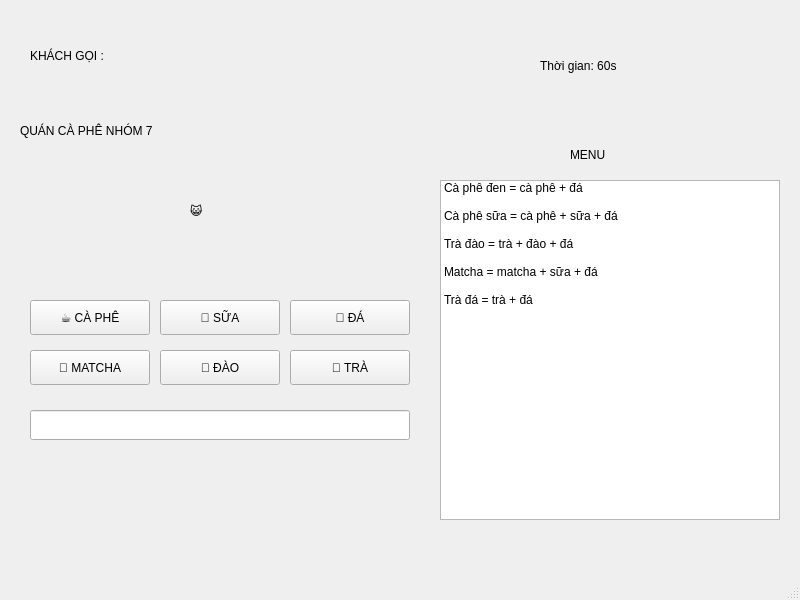
This is giaodien_cf.ui in kaliclorat/tuduylaptrinh as Qt 5 draws it before an edit. The edited form follows.
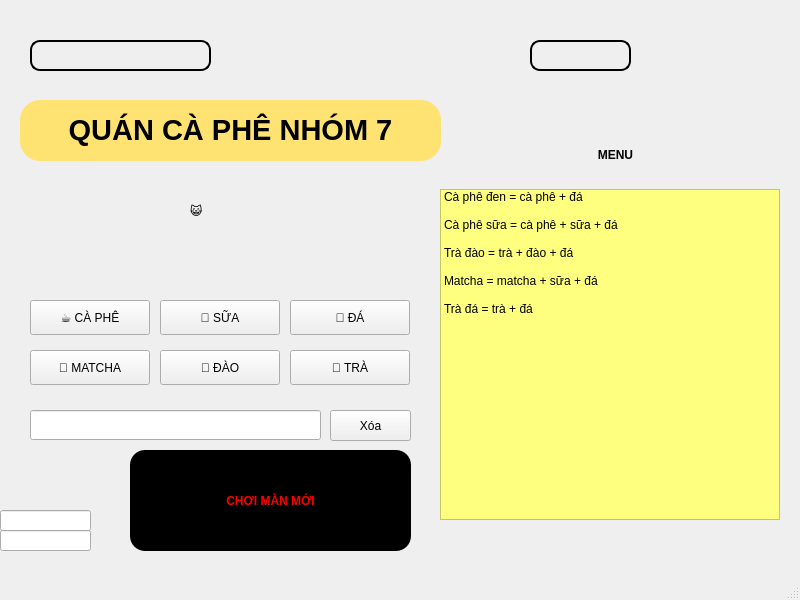
This is the edited form.

```diff
--- a/giaodien_cf.ui
+++ b/giaodien_cf.ui
@@ -17,17 +17,20 @@
    <widget class="QLabel" name="thoi_gian">
     <property name="geometry">
      <rect>
-      <x>540</x>
-      <y>50</y>
-      <width>180</width>
+      <x>530</x>
+      <y>40</y>
+      <width>101</width>
       <height>31</height>
      </rect>
     </property>
     <property name="styleSheet">
-     <string notr="true">font: 75 12pt &quot;MS Shell Dlg 2&quot;;</string>
+     <string notr="true">font: 75 12pt &quot;Bahnschrift&quot;;
+font-weight: bold;
+border: 2px solid rgb(0, 0, 0);
+border-radius: 10px;</string>
     </property>
     <property name="text">
-     <string>Thời gian: 60s</string>
+     <string/>
     </property>
    </widget>
    <widget class="QLabel" name="quan_ca_phe">
@@ -40,10 +43,21 @@
      </rect>
     </property>
     <property name="styleSheet">
-     <string notr="true">font: 75 22pt &quot;MS Shell Dlg 2&quot;;</string>
+     <string notr="true">font: 75 22pt &quot;MS Shell Dlg 2&quot;;
+background-color: rgb(255, 227, 114);
+border-radius: 20px;
+
+</string>
     </property>
     <property name="text">
-     <string>QUÁN CÀ PHÊ NHÓM 7</string>
+     <string>&lt;!DOCTYPE HTML PUBLIC &quot;-//W3C//DTD HTML 4.0//EN&quot; &quot;http://www.w3.org/TR/REC-html40/strict.dtd&quot;&gt;
+&lt;html&gt;&lt;head&gt;&lt;meta name=&quot;qrichtext&quot; content=&quot;1&quot; /&gt;&lt;meta charset=&quot;utf-8&quot; /&gt;&lt;style type=&quot;text/css&quot;&gt;
+p, li { white-space: pre-wrap; }
+hr { height: 1px; border-width: 0; }
+li.unchecked::marker { content: &quot;\2610&quot;; }
+li.checked::marker { content: &quot;\2612&quot;; }
+&lt;/style&gt;&lt;/head&gt;&lt;body style=&quot; font-family:'Times New Roman'; font-size:22pt; font-weight:75; font-style:normal; background-color: yellow;&quot;&gt;
+&lt;p align=&quot;center&quot; style=&quot; margin-top:0px; margin-bottom:0px; margin-left:0px; margin-right:0px; -qt-block-indent:0; text-indent:0px;&quot;&gt;&lt;span style=&quot; font-weight:700;&quot;&gt;QUÁN CÀ PHÊ NHÓM 7&lt;/span&gt;&lt;/p&gt;&lt;/body&gt;&lt;/html&gt;</string>
     </property>
    </widget>
    <widget class="QLabel" name="con_meo">
@@ -65,17 +79,19 @@
    <widget class="QLabel" name="menu">
     <property name="geometry">
      <rect>
-      <x>570</x>
-      <y>140</y>
-      <width>100</width>
-      <height>30</height>
+      <x>540</x>
+      <y>130</y>
+      <width>151</width>
+      <height>51</height>
      </rect>
     </property>
     <property name="styleSheet">
-     <string notr="true">font: 75 16pt &quot;MS Shell Dlg 2&quot;;</string>
+     <string notr="true">font: 75 30pt &quot;Bahnschrift&quot;;
+font-weight: bold;
+</string>
     </property>
     <property name="text">
-     <string>MENU</string>
+     <string>&lt;html&gt;&lt;head/&gt;&lt;body&gt;&lt;p align=&quot;center&quot;&gt;MENU&lt;/p&gt;&lt;/body&gt;&lt;/html&gt;</string>
     </property>
    </widget>
    <widget class="QLabel" name="khach">
@@ -83,15 +99,18 @@
      <rect>
       <x>30</x>
       <y>40</y>
-      <width>350</width>
+      <width>181</width>
       <height>31</height>
      </rect>
     </property>
     <property name="styleSheet">
-     <string notr="true">font: 75 12pt &quot;MS Shell Dlg 2&quot;;</string>
+     <string notr="true">font: 75 12pt &quot;Bahnschrift&quot;;
+font-weight: bold;
+border: 2px solid rgb(0, 0, 0);
+border-radius: 10px;</string>
     </property>
     <property name="text">
-     <string>KHÁCH GỌI :</string>
+     <string/>
     </property>
    </widget>
    <widget class="QPushButton" name="ca_phe">
@@ -176,13 +195,15 @@
     <property name="geometry">
      <rect>
       <x>440</x>
-      <y>180</y>
+      <y>189</y>
       <width>340</width>
-      <height>340</height>
+      <height>331</height>
      </rect>
     </property>
     <property name="styleSheet">
-     <string notr="true">font: 11pt &quot;MS Shell Dlg 2&quot;;</string>
+     <string notr="true">font: 75 16pt &quot;Bahnschrift&quot;;
+background-color: rgb(255, 255, 127);
+</string>
     </property>
     <item>
      <property name="text">
@@ -235,7 +256,7 @@
      <rect>
       <x>30</x>
       <y>410</y>
-      <width>380</width>
+      <width>291</width>
       <height>30</height>
      </rect>
     </property>
@@ -243,6 +264,70 @@
      <string notr="true">font: 11pt &quot;MS Shell Dlg 2&quot;;</string>
     </property>
    </widget>
+   <widget class="QPushButton" name="xoa">
+    <property name="geometry">
+     <rect>
+      <x>330</x>
+      <y>410</y>
+      <width>81</width>
+      <height>31</height>
+     </rect>
+    </property>
+    <property name="styleSheet">
+     <string notr="true">font: 9pt &quot;Bahnschrift&quot;;</string>
+    </property>
+    <property name="text">
+     <string>Xóa</string>
+    </property>
+   </widget>
+   <widget class="QPushButton" name="choi_man_moi">
+    <property name="geometry">
+     <rect>
+      <x>130</x>
+      <y>450</y>
+      <width>281</width>
+      <height>101</height>
+     </rect>
+    </property>
+    <property name="toolTip">
+     <string>&lt;html&gt;&lt;head/&gt;&lt;body&gt;&lt;p&gt;&lt;span style=&quot; font-size:16pt;&quot;&gt;CHƠI MÀN MỚI&lt;/span&gt;&lt;/p&gt;&lt;/body&gt;&lt;/html&gt;</string>
+    </property>
+    <property name="styleSheet">
+     <string notr="true">font: 20pt &quot;Times New Roman&quot;;color: rgb(255, 0, 0);
+font-weight: bold; background-color: rgb(0, 0, 0);
+border-radius: 15px
+</string>
+    </property>
+    <property name="text">
+     <string>CHƠI MÀN MỚI</string>
+    </property>
+   </widget>
+   <widget class="QLineEdit" name="diem">
+    <property name="geometry">
+     <rect>
+      <x>0</x>
+      <y>510</y>
+      <width>91</width>
+      <height>21</height>
+     </rect>
+    </property>
+    <property name="text">
+     <string/>
+    </property>
+   </widget>
+   <widget class="QLineEdit" name="kyluc">
+    <property name="geometry">
+     <rect>
+      <x>0</x>
+      <y>530</y>
+      <width>91</width>
+      <height>21</height>
+     </rect>
+    </property>
+    <property name="text">
+     <string/>
+    </property>
+   </widget>
   </widget>
   <widget class="QMenuBar" name="menubar">
    <property name="geometry">
```
Left out of the diff: 34 changed lines with no effect on the pictures.
